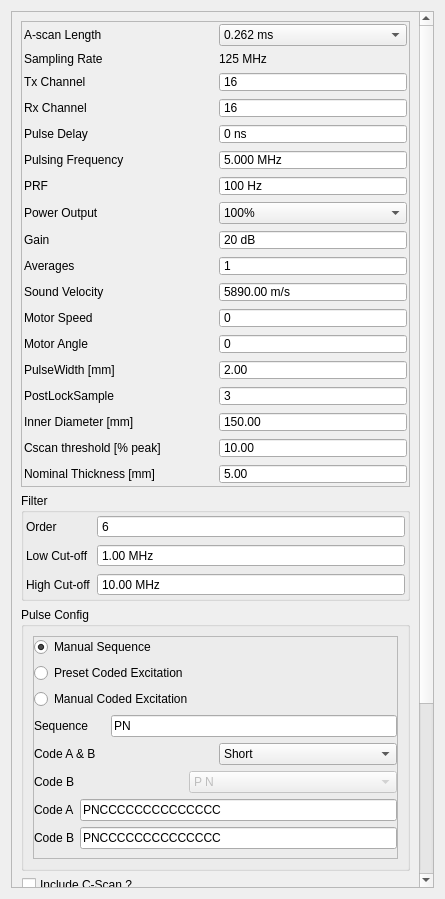
First picture: the form in tsettings.ui, repository SDJoeKing/Tubers_GUI, before the edit.
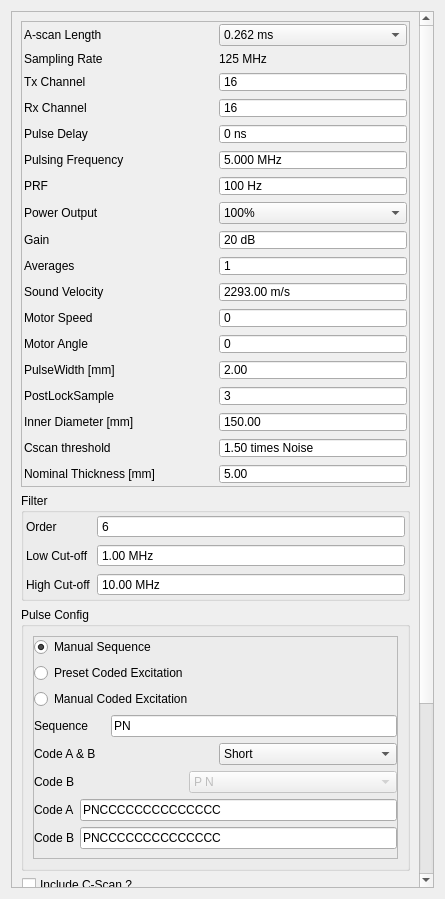
Second picture: the form after the edit.

```diff
--- a/tsettings.ui
+++ b/tsettings.ui
@@ -38,7 +38,7 @@
       <property name="geometry">
        <rect>
         <x>0</x>
-        <y>-297</y>
+        <y>0</y>
         <width>411</width>
         <height>1176</height>
        </rect>
@@ -375,7 +375,7 @@
              <double>9999.989999999999782</double>
             </property>
             <property name="value">
-             <double>5890.000000000000000</double>
+             <double>2293.000000000000000</double>
             </property>
            </widget>
           </item>
@@ -643,15 +643,21 @@
             <property name="buttonSymbols">
              <enum>QAbstractSpinBox::ButtonSymbols::NoButtons</enum>
             </property>
+            <property name="suffix">
+             <string> times Noise</string>
+            </property>
+            <property name="maximum">
+             <double>9999.000000000000000</double>
+            </property>
             <property name="value">
-             <double>10.000000000000000</double>
+             <double>1.500000000000000</double>
             </property>
            </widget>
           </item>
           <item row="17" column="0">
            <widget class="QLabel" name="label_25">
             <property name="text">
-             <string>Cscan threshold [% peak]</string>
+             <string>Cscan threshold</string>
             </property>
            </widget>
           </item>
```
